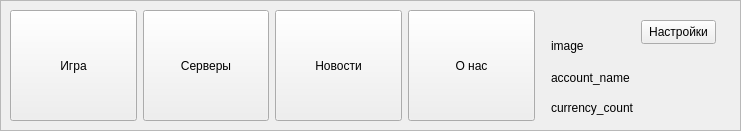
The window that SomLauncherCpp/Form/TopSlideFrameWidget.ui (MOCSOM/SomLauncher) describes before a commit, drawn with Qt 5.
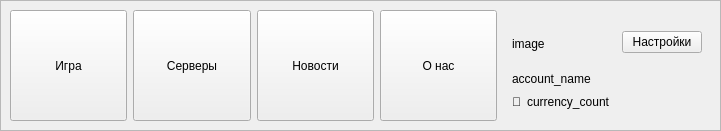
The same window after the commit. Custom widgets are drawn as their Qt base class.

Patch:
```diff
--- a/SomLauncherCpp/Form/TopSlideFrameWidget.ui
+++ b/SomLauncherCpp/Form/TopSlideFrameWidget.ui
@@ -6,10 +6,22 @@
    <rect>
     <x>0</x>
     <y>0</y>
-    <width>741</width>
+    <width>721</width>
     <height>131</height>
    </rect>
   </property>
+  <property name="minimumSize">
+   <size>
+    <width>721</width>
+    <height>131</height>
+   </size>
+  </property>
+  <property name="maximumSize">
+   <size>
+    <width>721</width>
+    <height>131</height>
+   </size>
+  </property>
   <property name="windowTitle">
    <string>Form</string>
   </property>
@@ -18,10 +30,22 @@
     <rect>
      <x>0</x>
      <y>0</y>
-     <width>741</width>
+     <width>721</width>
      <height>131</height>
     </rect>
    </property>
+   <property name="minimumSize">
+    <size>
+     <width>721</width>
+     <height>131</height>
+    </size>
+   </property>
+   <property name="maximumSize">
+    <size>
+     <width>721</width>
+     <height>131</height>
+    </size>
+   </property>
    <property name="frameShape">
     <enum>QFrame::StyledPanel</enum>
    </property>
@@ -76,58 +100,90 @@
         <verstretch>0</verstretch>
        </sizepolicy>
       </property>
-      <widget class="QPushButton" name="pushButton_settings">
-       <property name="geometry">
-        <rect>
-         <x>100</x>
-         <y>10</y>
-         <width>75</width>
-         <height>24</height>
-        </rect>
-       </property>
-       <property name="text">
-        <string>Настройки</string>
-       </property>
-      </widget>
-      <widget class="QLabel" name="label_avatar_image">
-       <property name="geometry">
-        <rect>
-         <x>10</x>
-         <y>10</y>
-         <width>51</width>
-         <height>51</height>
-        </rect>
-       </property>
-       <property name="text">
-        <string>image</string>
-       </property>
-      </widget>
-      <widget class="QLabel" name="label_account_name">
-       <property name="geometry">
-        <rect>
-         <x>10</x>
-         <y>60</y>
-         <width>171</width>
-         <height>16</height>
-        </rect>
-       </property>
-       <property name="text">
-        <string>account_name</string>
-       </property>
-      </widget>
-      <widget class="QLabel" name="label_currency_count">
-       <property name="geometry">
-        <rect>
-         <x>10</x>
-         <y>90</y>
-         <width>171</width>
-         <height>16</height>
-        </rect>
-       </property>
-       <property name="text">
-        <string>currency_count</string>
-       </property>
-      </widget>
+      <property name="maximumSize">
+       <size>
+        <width>500</width>
+        <height>500</height>
+       </size>
+      </property>
+      <layout class="QGridLayout" name="gridLayout">
+       <item row="2" column="0">
+        <widget class="QLabel" name="label_currency_icon">
+         <property name="text">
+          <string>💎</string>
+         </property>
+         <property name="alignment">
+          <set>Qt::AlignRight|Qt::AlignTrailing|Qt::AlignVCenter</set>
+         </property>
+        </widget>
+       </item>
+       <item row="2" column="1">
+        <widget class="QLabel" name="label_currency_count">
+         <property name="text">
+          <string>currency_count</string>
+         </property>
+        </widget>
+       </item>
+       <item row="0" column="0" colspan="2">
+        <widget class="QLabel" name="label_avatar_image">
+         <property name="minimumSize">
+          <size>
+           <width>50</width>
+           <height>50</height>
+          </size>
+         </property>
+         <property name="maximumSize">
+          <size>
+           <width>50</width>
+           <height>50</height>
+          </size>
+         </property>
+         <property name="text">
+          <string>image</string>
+         </property>
+        </widget>
+       </item>
+       <item row="0" column="3">
+        <widget class="QPushButton" name="pushButton_settings">
+         <property name="text">
+          <string>Настройки</string>
+         </property>
+        </widget>
+       </item>
+       <item row="0" column="2">
+        <spacer name="horizontalSpacerBtImageOpt">
+         <property name="orientation">
+          <enum>Qt::Horizontal</enum>
+         </property>
+         <property name="sizeHint" stdset="0">
+          <size>
+           <width>40</width>
+           <height>20</height>
+          </size>
+         </property>
+        </spacer>
+       </item>
+       <item row="2" column="3">
+        <spacer name="horizontalSpacerCurrency">
+         <property name="orientation">
+          <enum>Qt::Horizontal</enum>
+         </property>
+         <property name="sizeHint" stdset="0">
+          <size>
+           <width>40</width>
+           <height>20</height>
+          </size>
+         </property>
+        </spacer>
+       </item>
+       <item row="1" column="0" colspan="4">
+        <widget class="QLabel" name="label_account_name">
+         <property name="text">
+          <string>account_name</string>
+         </property>
+        </widget>
+       </item>
+      </layout>
      </widget>
     </item>
     <item row="0" column="3">
```
